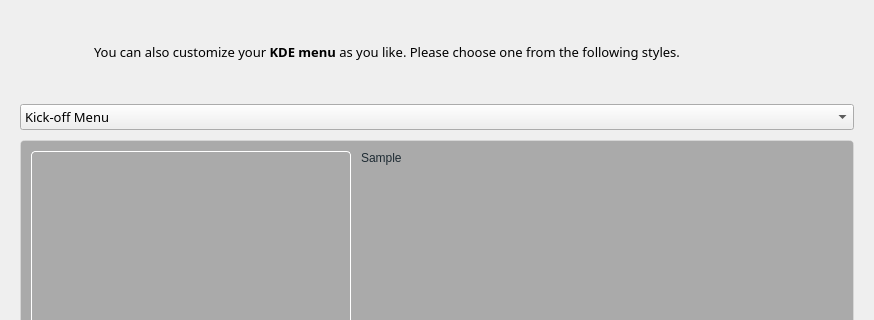
Qt form ui/ui_scrMenu.ui (rshipp/kapudan) before a commit; both pictures show x 0 to 874 and y 0 to 320 of the 874 by 486 pixel window.
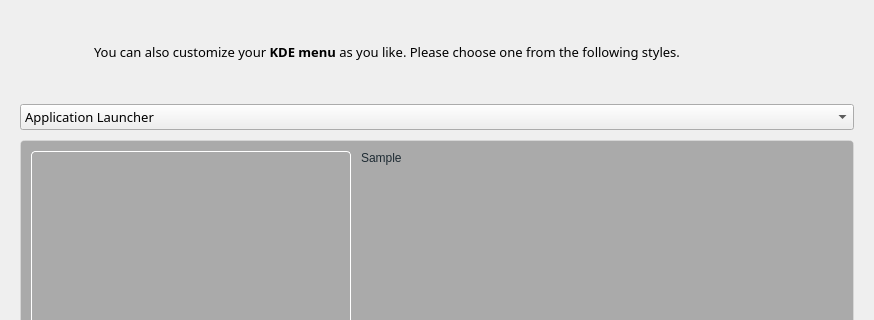
The same form after that commit. Icons and pictures are not drawn.

Commit message: Update menu names and descriptions

Diff of the .ui file:
```diff
--- a/ui/ui_scrMenu.ui
+++ b/ui/ui_scrMenu.ui
@@ -134,7 +134,7 @@
      </property>
      <item>
       <property name="text">
-       <string>Kick-off Menu</string>
+       <string>Application Launcher</string>
       </property>
      </item>
      <item>
```
Left out of the diff: 4 changed lines with no effect on the pictures. The commit also changes 1 other file.
